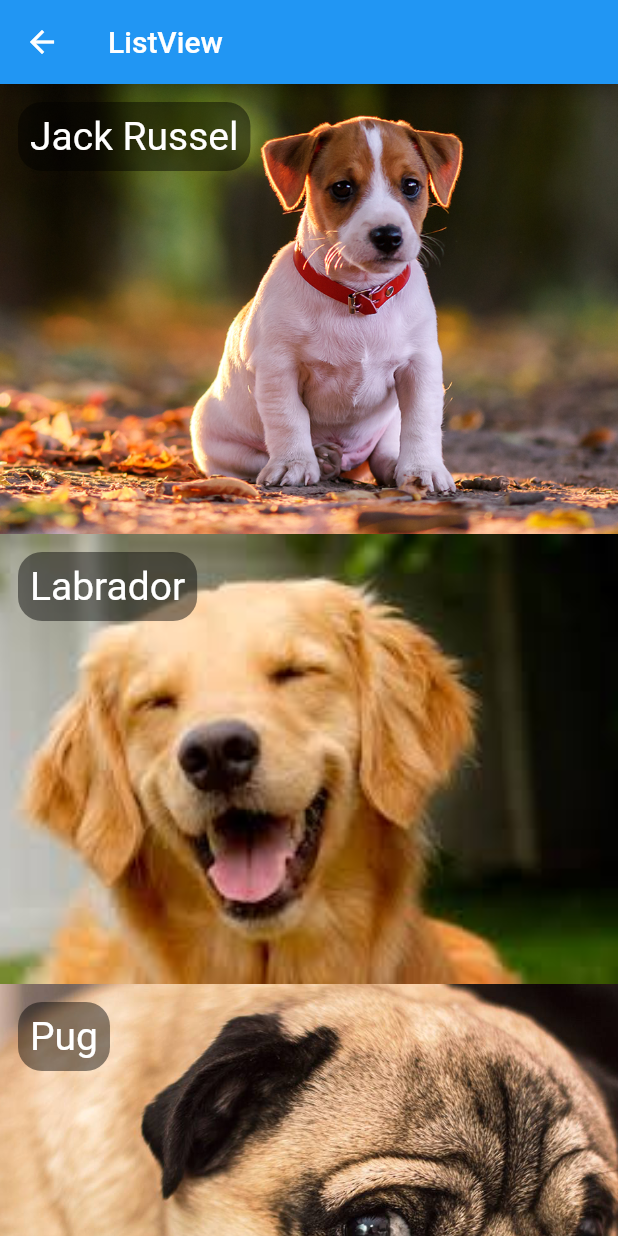
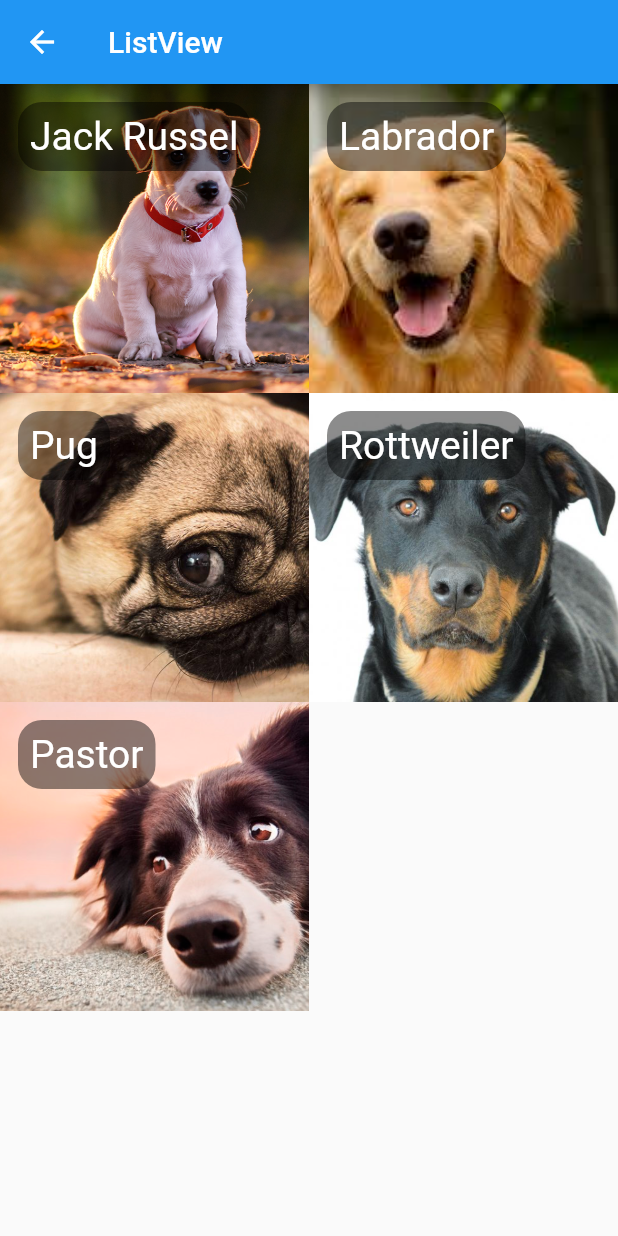
Before and after one commit to rodrigosa/FlutterHelloWorld, a Flutter app: the HelloListView screen opened directly, on a phone screen of 412 x 824 dp. Run offline on Flutter 3.47's test engine with Material 2 defaults, Android fonts, the phone set to English and light mode, and no system bars.

Commit message:
GridView

```diff
--- a/lib/pages/hello_listview.dart
+++ b/lib/pages/hello_listview.dart
@@ -28,9 +28,9 @@ class HelloListView extends StatelessWidget {
       Dog("Pastor", "assets/images/dog5.png")
     ];
 
-    return ListView.builder(
+    return GridView.builder(
       itemCount: dogs.length,
-      itemExtent: 300,
+      gridDelegate: SliverGridDelegateWithFixedCrossAxisCount(crossAxisCount: 2),
       itemBuilder: (context, index) {
         Dog dog = dogs[index];
         return Stack(
```
